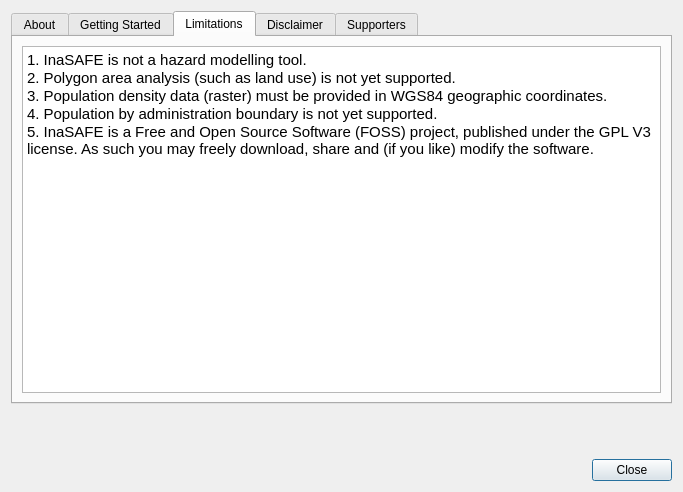
Above: safe_qgis/ui/about_dialog_base.ui from inasafe/inasafe before the change. Below: the same form after it.
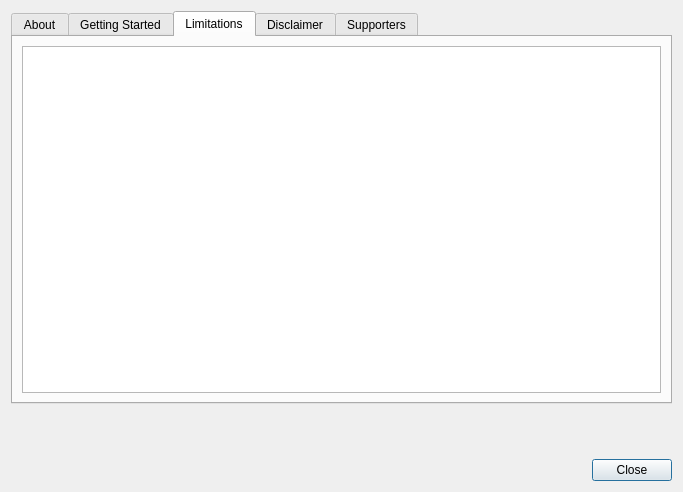
That is the form after the change. The open tabs and pages were chosen to show the change. Icons and pictures are not drawn.

```diff
--- a/safe_qgis/ui/about_dialog_base.ui
+++ b/safe_qgis/ui/about_dialog_base.ui
@@ -75,6 +75,11 @@
       <layout class="QGridLayout" name="gridLayout_3">
        <item row="0" column="0">
         <widget class="QTextEdit" name="limitations_text">
+         <property name="font">
+          <font>
+           <pointsize>9</pointsize>
+          </font>
+         </property>
          <property name="readOnly">
           <bool>true</bool>
          </property>
@@ -83,11 +88,7 @@
 &lt;html&gt;&lt;head&gt;&lt;meta name=&quot;qrichtext&quot; content=&quot;1&quot; /&gt;&lt;style type=&quot;text/css&quot;&gt;
 p, li { white-space: pre-wrap; }
 &lt;/style&gt;&lt;/head&gt;&lt;body style=&quot; font-family:'Sans'; font-size:9pt; font-weight:400; font-style:normal;&quot;&gt;
-&lt;p style=&quot; margin-top:0px; margin-bottom:0px; margin-left:0px; margin-right:0px; -qt-block-indent:0; text-indent:0px;&quot;&gt;&lt;span style=&quot; font-family:'Cantarell'; font-size:11pt;&quot;&gt;1. InaSAFE is not a hazard modelling tool.&lt;/span&gt;&lt;/p&gt;
-&lt;p style=&quot; margin-top:0px; margin-bottom:0px; margin-left:0px; margin-right:0px; -qt-block-indent:0; text-indent:0px;&quot;&gt;&lt;span style=&quot; font-family:'Cantarell'; font-size:11pt;&quot;&gt;2. Polygon area analysis (such as land use) is not yet supported.&lt;/span&gt;&lt;/p&gt;
-&lt;p style=&quot; margin-top:0px; margin-bottom:0px; margin-left:0px; margin-right:0px; -qt-block-indent:0; text-indent:0px;&quot;&gt;&lt;span style=&quot; font-family:'Cantarell'; font-size:11pt;&quot;&gt;3. Population density data (raster) must be provided in WGS84 geographic coordinates.&lt;/span&gt;&lt;/p&gt;
-&lt;p style=&quot; margin-top:0px; margin-bottom:0px; margin-left:0px; margin-right:0px; -qt-block-indent:0; text-indent:0px;&quot;&gt;&lt;span style=&quot; font-family:'Cantarell'; font-size:11pt;&quot;&gt;4. Population by administration boundary is not yet supported.&lt;/span&gt;&lt;/p&gt;
-&lt;p style=&quot; margin-top:0px; margin-bottom:0px; margin-left:0px; margin-right:0px; -qt-block-indent:0; text-indent:0px;&quot;&gt;&lt;span style=&quot; font-family:'Cantarell'; font-size:11pt;&quot;&gt;5. InaSAFE is a Free and Open Source Software (FOSS) project, published under the GPL V3 license. As such you may freely download, share and (if you like) modify the software.&lt;/span&gt;&lt;/p&gt;&lt;/body&gt;&lt;/html&gt;</string>
+&lt;p style=&quot;-qt-paragraph-type:empty; margin-top:0px; margin-bottom:0px; margin-left:0px; margin-right:0px; -qt-block-indent:0; text-indent:0px;&quot;&gt;&lt;br /&gt;&lt;/p&gt;&lt;/body&gt;&lt;/html&gt;</string>
          </property>
         </widget>
        </item>
```
Left out of the diff: 4 changed lines with no effect on the pictures.
